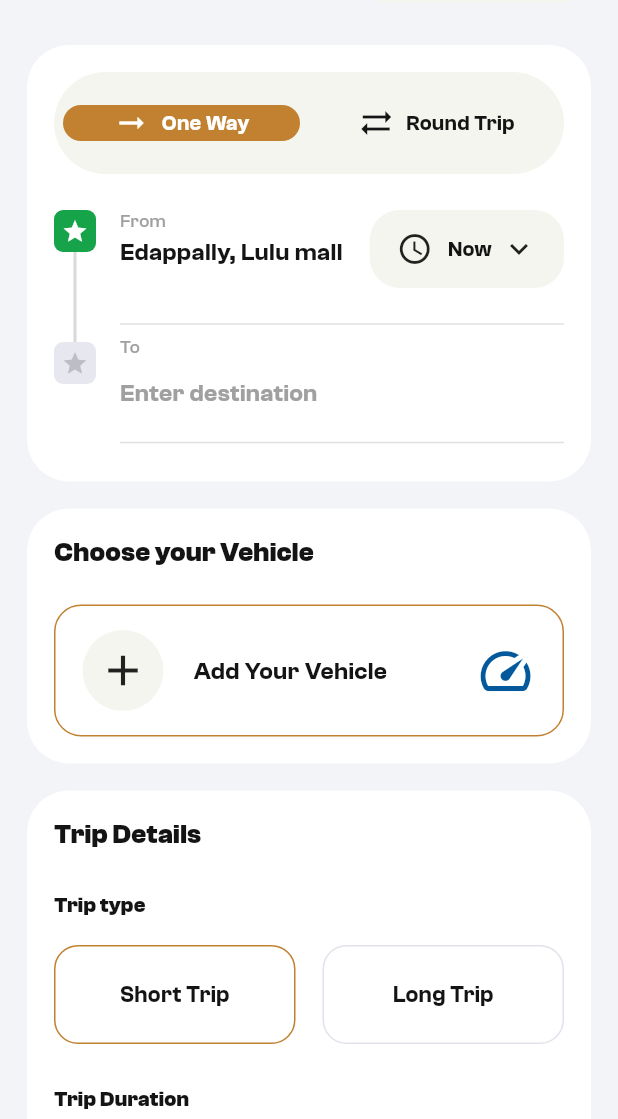
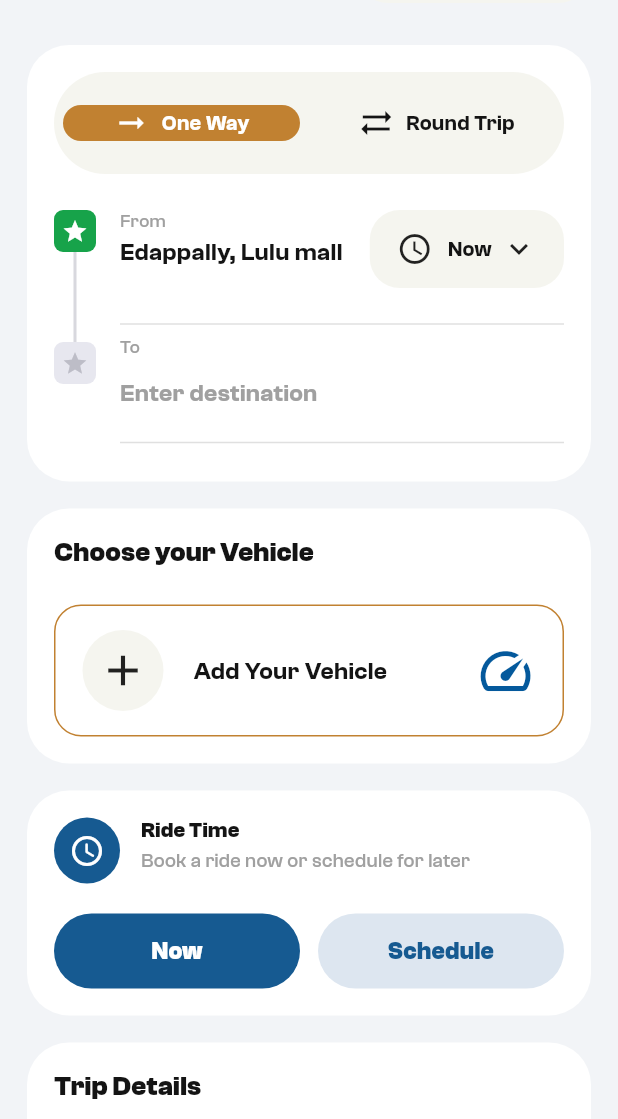
Before and after one commit to SHIDULPP/drivefor_me, a Flutter app: the CreateTripPage screen opened by its route, on a phone screen of 412 x 824 dp, the part 117-1236 px from its top. Run offline on Flutter 3.47's test engine with Material 3 defaults, Android fonts, the phone set to English and light mode, and no system bars; our stand-ins replace flutter_riverpod, flutter_svg, intl_phone_field, loading_indicator, pin_code_fields, shimmer.

Commit message:
created schedule sheet

```diff
--- a/lib/src/interfaces/main_pages/trip_pages/create_trip.dart
+++ b/lib/src/interfaces/main_pages/trip_pages/create_trip.dart
@@ -3,7 +3,9 @@ import 'package:driveforme_user/src/data/constants/style_constants.dart';
 import 'package:driveforme_user/src/data/services/navigation_services.dart';
 import 'package:driveforme_user/src/interfaces/components/add_vehicle_sheet.dart';
 import 'package:driveforme_user/src/interfaces/components/primaryButton.dart';
+import 'package:driveforme_user/src/interfaces/components/schedule_sheet.dart';
 import 'package:driveforme_user/src/interfaces/components/select_rider.dart';
+import 'package:intl/intl.dart';
 import 'package:flutter/cupertino.dart';
 import 'package:flutter/material.dart';
 
@@ -27,7 +29,11 @@ class _CreateTripPageState extends State<CreateTripPage> {
   bool isOneWay = true;
 
   bool isShortTrip = true;
+  bool isRideNow = true;
+  DateTime? scheduledRideAt;
   int? selectedPaymentIndex;
+
+  static final _scheduleDisplayFormat = DateFormat('EEE, dd MMM • hh:mm a');
 
   @override
   Widget build(BuildContext context) {
@@ -92,6 +98,11 @@ class _CreateTripPageState extends State<CreateTripPage> {
 
               /// ================= VEHICLE CARD =================
               _buildVehicleCard(),
+
+              const SizedBox(height: 18),
+
+              /// ================= RIDE TIME =================
+              _buildRideTimeCard(),
 
               const SizedBox(height: 18),
 
@@ -446,6 +457,142 @@ class _CreateTripPageState extends State<CreateTripPage> {
             ),
           ),
         ],
+      ),
+    );
+  }
+
+  /// ============================================================
+  /// RIDE TIME
+  /// ============================================================
+
+  static const _rideScheduleBg = Color(0xFFDDE6F0);
+
+  Widget _buildRideTimeCard() {
+    return Container(
+      padding: const EdgeInsets.all(18),
+      decoration: BoxDecoration(
+        color: kWhite,
+        borderRadius: BorderRadius.circular(28),
+      ),
+      child: Column(
+        crossAxisAlignment: CrossAxisAlignment.start,
+        children: [
+          Row(
+            crossAxisAlignment: CrossAxisAlignment.start,
+            children: [
+              Container(
+                width: 44,
+                height: 44,
+                decoration: const BoxDecoration(
+                  color: kTripCtaBlue,
+                  shape: BoxShape.circle,
+                ),
+                child: const Icon(
+                  Icons.access_time_rounded,
+                  color: kWhite,
+                  size: 24,
+                ),
+              ),
+              const SizedBox(width: 14),
+              Expanded(
+                child: Column(
+                  crossAxisAlignment: CrossAxisAlignment.start,
+                  children: [
+                    Text('Ride Time', style: kTripSubSectionSB),
+                    const SizedBox(height: 4),
+                    Text(
+                      'Book a ride now or schedule for later',
+                      style: kTripProtectionDescR,
+                    ),
+                  ],
+                ),
+              ),
+            ],
+          ),
+          const SizedBox(height: 20),
+          Row(
+            children: [
+              Expanded(
+                child: _rideTimeOption(
+                  label: 'Now',
+                  selected: isRideNow,
+                  onTap: () => setState(() {
+                    isRideNow = true;
+                    scheduledRideAt = null;
+                  }),
+                ),
+              ),
+              const SizedBox(width: 12),
+              Expanded(
+                child: _rideTimeOption(
+                  label: 'Schedule',
+                  selected: !isRideNow,
+                  onTap: _onScheduleTap,
+                ),
+              ),
+            ],
+          ),
+          if (!isRideNow && scheduledRideAt != null) ...[
+            const SizedBox(height: 12),
+            Text(
+              'Scheduled: ${_scheduleDisplayFormat.format(scheduledRideAt!)}',
+              style: kStyle(kMedium, kSize13, color: kBrandBlue),
+            ),
+          ],
+        ],
+      ),
+    );
+  }
+
+  Future<void> _openScheduleSheet({bool openOnScheduleTab = false}) async {
+    final result = await showScheduleBottomSheet(
+      context,
+      initialDateTime: scheduledRideAt,
+      initialIsNow: openOnScheduleTab ? false : isRideNow,
+    );
+
+    if (!mounted) return;
+
+    if (result == null) {
+      if (openOnScheduleTab) {
+        setState(() => isRideNow = scheduledRideAt == null);
+      }
+      return;
+    }
+
+    setState(() {
+      isRideNow = result.isNow;
+      scheduledRideAt = result.scheduledAt;
+    });
+  }
+
+  Future<void> _onScheduleTap() async {
+    setState(() => isRideNow = false);
+    await _openScheduleSheet(openOnScheduleTab: true);
+  }
+
+  Widget _rideTimeOption({
+    required String label,
+    required bool selected,
+    required VoidCallback onTap,
+  }) {
+    return GestureDetector(
+      onTap: onTap,
+      child: Container(
+        height: 50,
+        alignment: Alignment.center,
+        decoration: BoxDecoration(
+          color: selected ? kTripCtaBlue : _rideScheduleBg,
+          borderRadius: BorderRadius.circular(28),
+        ),
+        child: Text(
+          label,
+          style: kStyle(
+            kSemiBold,
+            kSize16,
+            color: selected ? kWhite : kTripCtaBlue,
+          ),
+        ),
       ),
     );
   }
```
Also changed, not shown: lib/src/interfaces/components/schedule_sheet.dart (added, +457 -0 lines), assets/pngs/schedule_drive.png (added).
